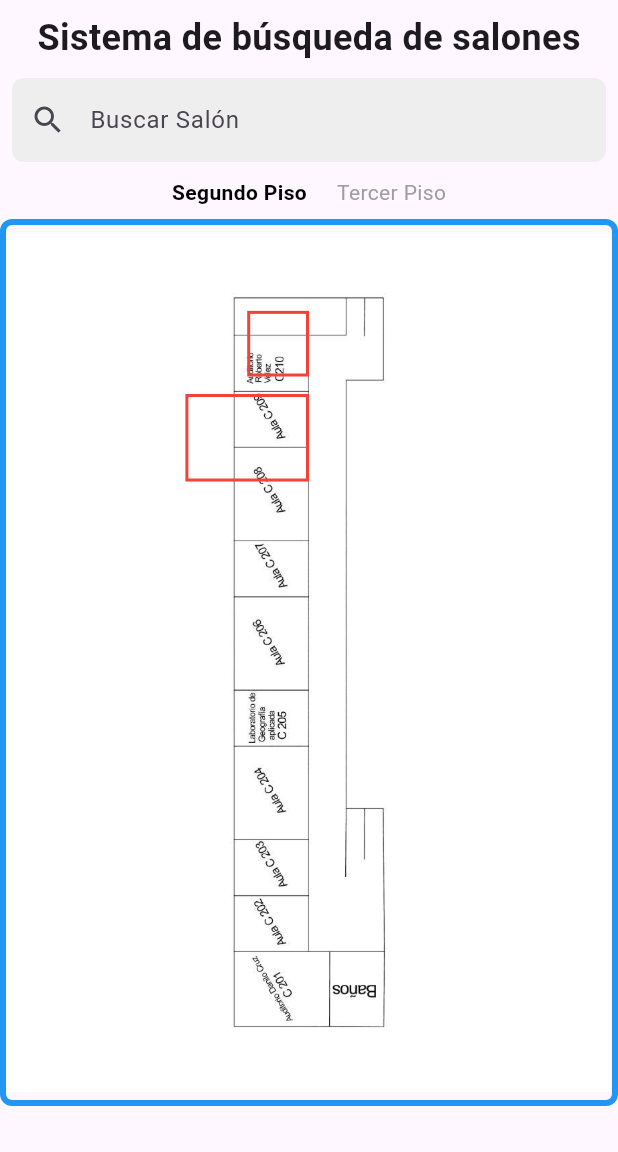
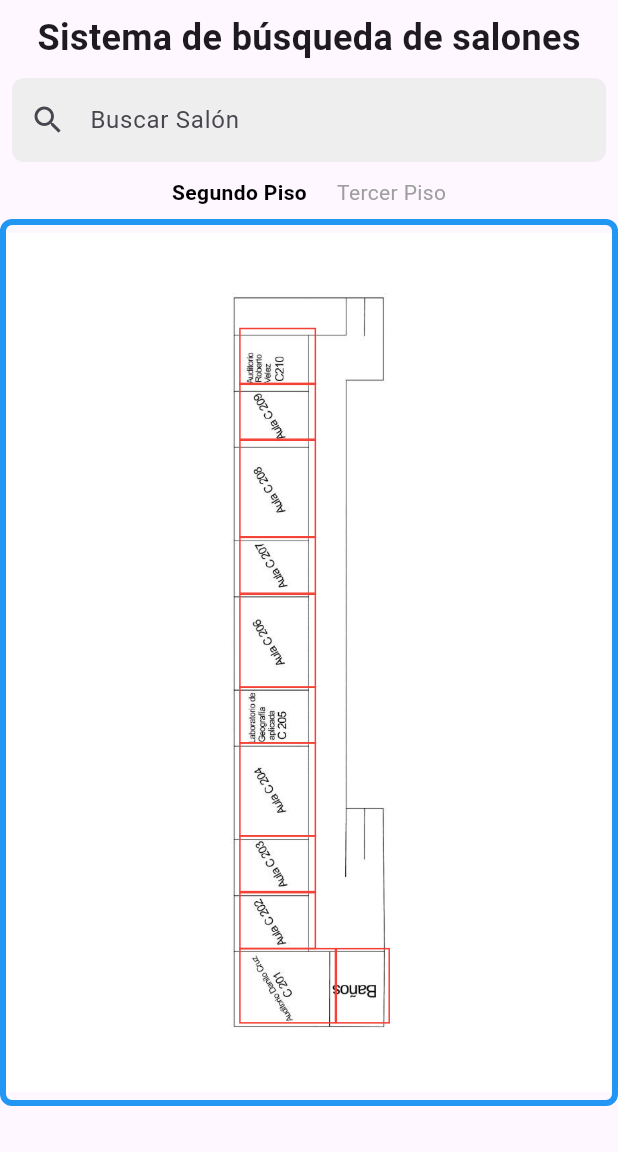
Before and after one commit to Magaca78/ClassCompass_SoftwareIII, a Flutter app: the screen it shows after launch, on a phone screen of 412 x 824 dp, the part 84-1236 px from its top. Run offline on Flutter 3.47's test engine with Material 3 defaults, Android fonts, the phone set to English and light mode, and no system bars; our stand-ins replace google_fonts.

Commit message:
Ajuste cuadros identificadores de aulas piso 2, luego del responsive

```diff
--- a/lib/interactive_map.dart
+++ b/lib/interactive_map.dart
@@ -18,8 +18,17 @@ class _InteractiveMapState extends State<InteractiveMap> {
 
   final Map<String, List<InfoRect>> floorRectangles = {
     "Segundo Piso": [
-      InfoRect(rect: Rect.fromLTWH(0.4, 0.105, 0.1, 0.075), info: 'Aula C210'),
-      InfoRect(rect: Rect.fromLTWH(0.3, 0.2, 0.2, 0.1), info: 'Aula C209'),
+      InfoRect(rect: Rect.fromLTWH(0.387, 0.1243, 0.1245, 0.0655), info: 'Aula C210'),
+      InfoRect(rect: Rect.fromLTWH(0.387, 0.187, 0.1245, 0.0655), info: 'Aula C209'),
+      InfoRect(rect: Rect.fromLTWH(0.387, 0.252, 0.1245, 0.112), info: 'Aula C208'),
+      InfoRect(rect: Rect.fromLTWH(0.387, 0.363, 0.1245, 0.0655), info: 'Aula C207'),
+      InfoRect(rect: Rect.fromLTWH(0.387, 0.428, 0.1245, 0.108), info: 'Aula C206'),
+      InfoRect(rect: Rect.fromLTWH(0.387, 0.534, 0.1245, 0.0655), info: 'Aula C205'),
+      InfoRect(rect: Rect.fromLTWH(0.387, 0.598, 0.1245, 0.108), info: 'Aula C204'),
+      InfoRect(rect: Rect.fromLTWH(0.387, 0.704, 0.1245, 0.0655), info: 'Aula C203'),
+      InfoRect(rect: Rect.fromLTWH(0.387, 0.769, 0.1245, 0.0655), info: 'Aula C202'),
+      InfoRect(rect: Rect.fromLTWH(0.387, 0.833, 0.157, 0.0865), info: 'Aula C201'),
+      InfoRect(rect: Rect.fromLTWH(0.543, 0.833, 0.088, 0.0865), info: 'Baños Piso 2'),
     ],
     "Tercer Piso": [
       InfoRect(rect: Rect.fromLTWH(0.2, 0.3, 0.2, 0.1), info: 'Aula C310'),
@@ -92,8 +101,8 @@ class _InteractiveMapState extends State<InteractiveMap> {
         double maxWidth = 1200;
         double maxHeight = 800;
 
-        double imageDisplayWidth = imageWidth! * scale;
-        double imageDisplayHeight = imageHeight! * scale;
+        double imageDisplayWidth = (imageWidth! * scale).toDouble();
+        double imageDisplayHeight = (imageHeight! * scale).toDouble();
 
         if (imageDisplayWidth > maxWidth) imageDisplayWidth = maxWidth;
         if (imageDisplayHeight > maxHeight) imageDisplayHeight = maxHeight;
@@ -139,8 +148,8 @@ class _InteractiveMapState extends State<InteractiveMap> {
                       decoration: BoxDecoration(
                         color: Colors.transparent,
                         border: selectedRects.contains(infoRect)
-                            ? Border.all(color: Colors.green, width: 2)
-                            : Border.all(color: Colors.red, width: 2),
+                            ? Border.all(color: Colors.green, width: 1)
+                            : Border.all(color: Colors.red, width: 1),
                       ),
                     ),
                   ),
```
